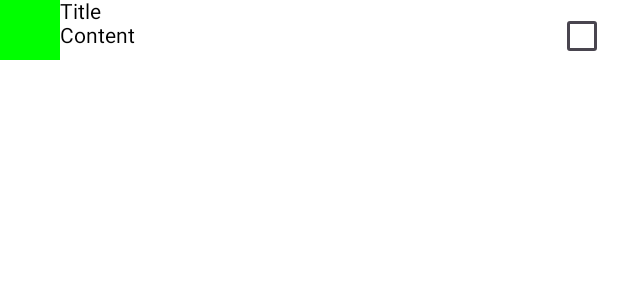
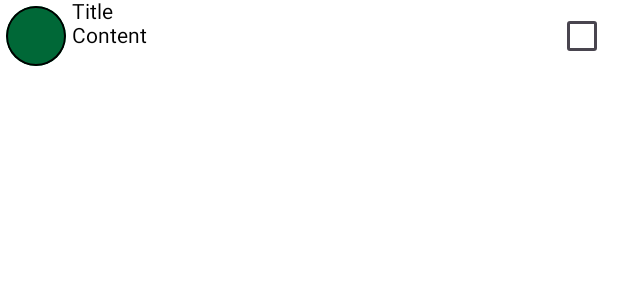
Before and after one commit to faisalmoinuddin99/android_kotlin, an Android app built with Jetpack Compose: the @Preview function NotePreview, on a phone screen of 412 x 824 dp. Shown: the top 300 px of the screen. Run offline under Robolectric (Android 15) with nearby library versions, the phone set to English and light mode, and no system bars.

Commit message:
Adding NoteColor to Note

```diff
--- a/app/src/main/java/com/example/jetnotes/ui/components/Note.kt
+++ b/app/src/main/java/com/example/jetnotes/ui/components/Note.kt
@@ -15,6 +15,7 @@ import androidx.compose.ui.res.colorResource
 import androidx.compose.ui.tooling.preview.Preview
 import androidx.compose.ui.unit.dp
 import com.example.jetnotes.R
+import com.example.jetnotes.ui.theme.green
 
 @Composable
 fun Note() {
@@ -22,11 +23,7 @@ fun Note() {
     Row(
         modifier = Modifier.fillMaxWidth()
     ) {
-        Box(
-            modifier = Modifier
-                .size(40.dp)
-                .background(color = colorResource(R.color.green))
-        )
+       NoteColor(color = green, size = 40.dp, border = 1.dp, padding = 4.dp)
         Column(
             modifier = Modifier.weight(1f)
         ) {
--- a/app/src/main/java/com/example/jetnotes/ui/components/NoteColor.kt
+++ b/app/src/main/java/com/example/jetnotes/ui/components/NoteColor.kt
@@ -4,6 +4,7 @@ import androidx.compose.foundation.BorderStroke
 import androidx.compose.foundation.background
 import androidx.compose.foundation.border
 import androidx.compose.foundation.layout.Box
+import androidx.compose.foundation.layout.padding
 import androidx.compose.foundation.layout.size
 import androidx.compose.foundation.shape.CircleShape
 import androidx.compose.runtime.Composable
@@ -12,16 +13,23 @@ import androidx.compose.ui.draw.clip
 import androidx.compose.ui.graphics.Color
 import androidx.compose.ui.graphics.SolidColor
 import androidx.compose.ui.tooling.preview.Preview
+import androidx.compose.ui.unit.Dp
 import androidx.compose.ui.unit.dp
 
 @Composable
-fun NoteColor() {
+fun NoteColor(
+    color: Color,
+    size: Dp,
+    padding: Dp = 0.dp,
+    border: Dp
+) {
     Box(
         modifier = Modifier
-            .size(40.dp)
+            .padding(padding)
+            .size(size)
             .clip(CircleShape)
-            .background(Color.Red)
-            .border(BorderStroke(2.dp, SolidColor(Color.Black)), CircleShape)
+            .background(color)
+            .border(BorderStroke(border, SolidColor(Color.Black)), CircleShape)
 
 
     )
@@ -30,5 +38,6 @@ fun NoteColor() {
 @Preview
 @Composable
 fun NoteColorPreview() {
-    NoteColor()
+    NoteColor(color = Color.Red, size = 40.dp, padding = 4.dp, border = 2.dp)
+    NoteColor(color = Color.Yellow, size = 20.dp, padding = 4.dp, border = 2.dp)
 }
```
